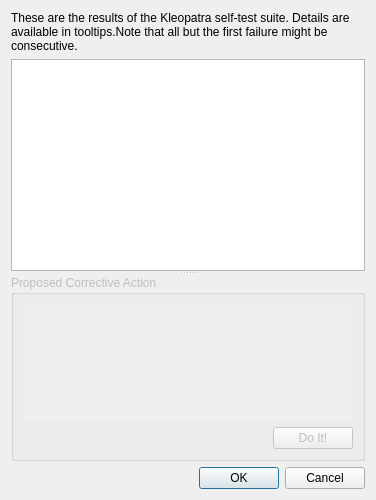
Old version of the form dialogs/selftestdialog.ui in the repository sensama/kleopatra.
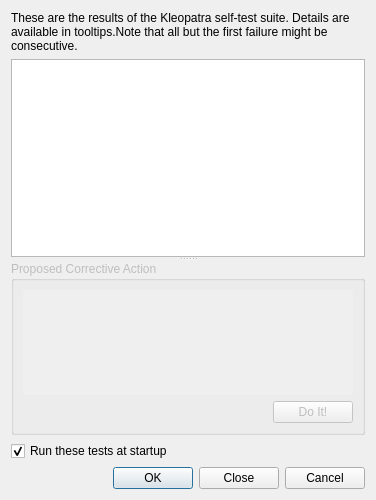
New version of the form. Custom widgets are drawn as their Qt base class.

Commit message: Move stuff into SelfTestCommand, and allow to switch automatic runs off. Still buggy, this is backup.

The edit to the form file:
```diff
--- a/dialogs/selftestdialog.ui
+++ b/dialogs/selftestdialog.ui
@@ -116,13 +116,20 @@
      </widget>
     </widget>
    </item>
+   <item>
+    <widget class="QCheckBox" name="runAtStartUpCB" >
+     <property name="text" >
+      <string>Run these tests at startup</string>
+     </property>
+     <property name="checked" >
+      <bool>true</bool>
+     </property>
+    </widget>
+   </item>
    <item>
     <widget class="QDialogButtonBox" name="buttonBox" >
-     <property name="orientation" >
-      <enum>Qt::Horizontal</enum>
-     </property>
      <property name="standardButtons" >
-      <set>QDialogButtonBox::Cancel|QDialogButtonBox::Ok</set>
+      <set>QDialogButtonBox::Cancel|QDialogButtonBox::Close|QDialogButtonBox::Ok</set>
      </property>
     </widget>
    </item>
```
Left out of the diff: 12 changed lines with no effect on the pictures. The commit also changes 5 other files.
